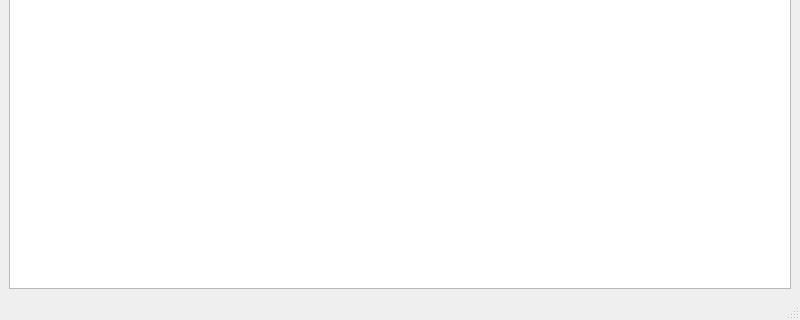
Qt form scene.ui (maximillian2/time-series) before a commit; both pictures show x 0 to 800 and y 280 to 600 of the 800 by 600 pixel window.
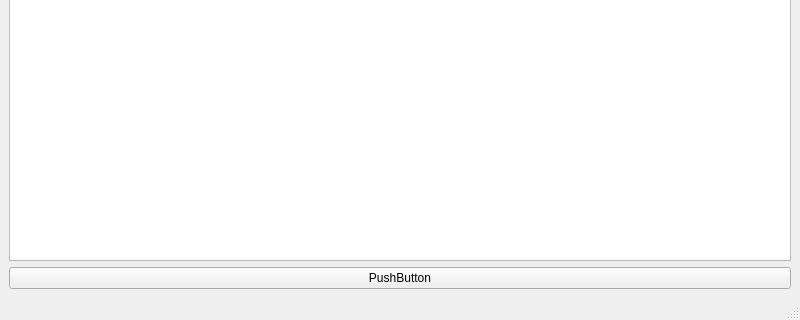
The same form after that commit.

Commit message: Changed builder&scene, working on draw method.

```diff
--- a/scene.ui
+++ b/scene.ui
@@ -16,7 +16,18 @@
   <widget class="QWidget" name="centralwidget">
    <layout class="QHBoxLayout" name="horizontalLayout">
     <item>
-     <widget class="QGraphicsView" name="graphicsView"/>
+     <layout class="QVBoxLayout" name="verticalLayout">
+      <item>
+       <widget class="QGraphicsView" name="graphicsView"/>
+      </item>
+      <item>
+       <widget class="QPushButton" name="pushButton">
+        <property name="text">
+         <string>PushButton</string>
+        </property>
+       </widget>
+      </item>
+     </layout>
     </item>
    </layout>
   </widget>
```
The commit also changes 4 other files.
